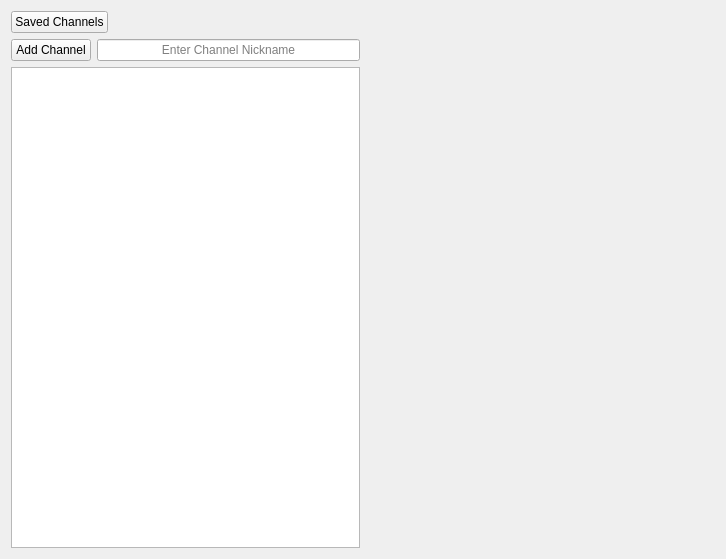
This is mainwindow.ui in uwuzi/YTDes as Qt 5 draws it before an edit. The edited form follows.
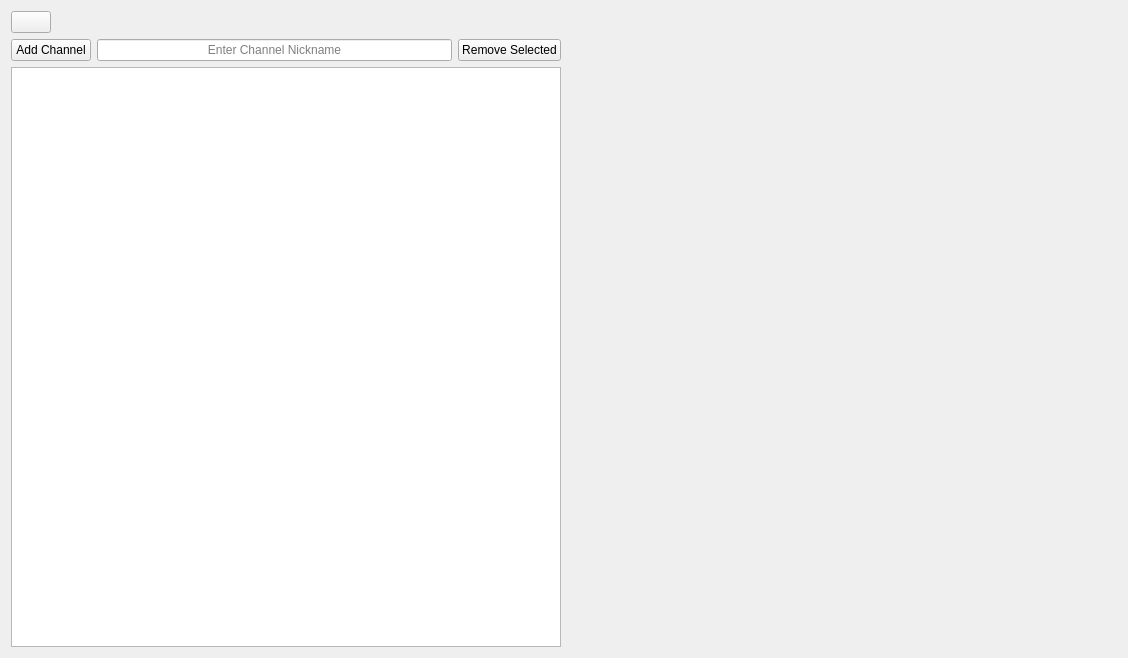
This is the edited form. Icons and pictures are not drawn.

Commit message: Remove channel functionality

```diff
--- a/mainwindow.ui
+++ b/mainwindow.ui
@@ -6,8 +6,8 @@
    <rect>
     <x>0</x>
     <y>0</y>
-    <width>726</width>
-    <height>559</height>
+    <width>1128</width>
+    <height>658</height>
    </rect>
   </property>
   <property name="windowTitle">
@@ -46,8 +46,21 @@
           <verstretch>0</verstretch>
          </sizepolicy>
         </property>
+        <property name="autoFillBackground">
+         <bool>false</bool>
+        </property>
         <property name="text">
-         <string>Saved Channels</string>
+         <string/>
+        </property>
+        <property name="icon">
+         <iconset>
+          <normaloff>assets/burger-icon.png</normaloff>assets/burger-icon.png</iconset>
+        </property>
+        <property name="iconSize">
+         <size>
+          <width>32</width>
+          <height>32</height>
+         </size>
         </property>
        </widget>
       </item>
@@ -101,6 +114,13 @@
             </property>
            </widget>
           </item>
+          <item>
+           <widget class="QPushButton" name="removeButton">
+            <property name="text">
+             <string>Remove Selected</string>
+            </property>
+           </widget>
+          </item>
          </layout>
         </item>
         <item>
```
The commit also changes 4 other files.
